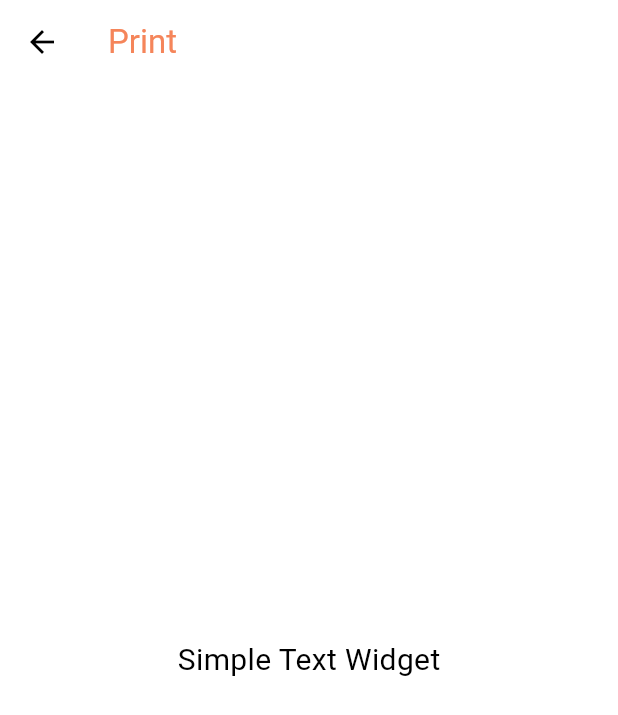
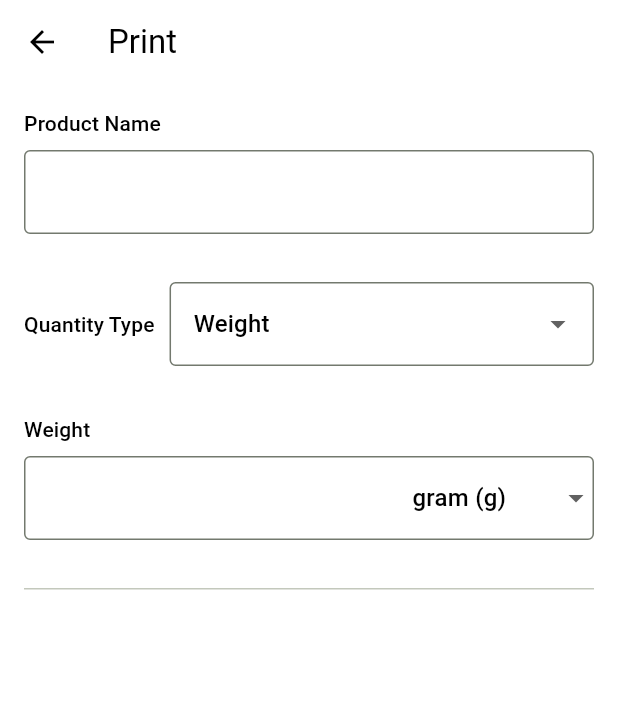
Before and after one commit to sarangnx/label_printer, a Flutter app: the screen it shows after launch, after a tap on an icon or button, on a phone screen of 412 x 824 dp. Shown: the top 715 px of the screen. Run offline on Flutter 3.47's test engine with Material 3 defaults, Android fonts, the phone set to English and light mode, and no system bars; our stand-ins replace flex_color_scheme.

Commit message:
feat: added product and quantity fields

```diff
--- a/lib/pages/print_form.dart
+++ b/lib/pages/print_form.dart
@@ -8,10 +8,22 @@ class PrintFormPage extends StatelessWidget {
 
   @override
   Widget build(BuildContext context) {
-    return Scaffold(
-      // resizeToAvoidBottomInset: true,
-      appBar: AppBar(title: Text('Print', style: TextStyle(color: Color(0xFFF5855A)))),
-      body: _PrintForm(key: ValueKey(company.name), company: company),
+    return GestureDetector(
+      onTap: () {
+        FocusScopeNode currentFocus = FocusScope.of(context);
+        debugPrint('touched');
+        // This is used to dismiss the keyboard when tapping outside of a text field
+        if (!currentFocus.hasPrimaryFocus) {
+          currentFocus.unfocus();
+        }
+      },
+      child: Scaffold(
+        // resizeToAvoidBottomInset: true,
+        appBar: AppBar(title: Text('Print')),
+        body: SafeArea(
+          child: Column(children: [Expanded(child: _PrintForm(key: ValueKey(company.name), company: company))]),
+        ),
+      ),
     );
   }
 }
@@ -26,8 +38,129 @@ class _PrintForm extends StatefulWidget {
 }
 
 class PrinterForm extends State<_PrintForm> {
+  final _formKey = GlobalKey<FormState>();
+
+  String _quantityType = 'Weight';
+  String? _selectedUnit = 'g';
+
+  final TextEditingController _productName = TextEditingController();
+  final TextEditingController _quantity = TextEditingController();
+
+  final FocusNode _productNameFocus = FocusNode();
+  final FocusNode _quantityFocus = FocusNode();
+
   @override
   Widget build(BuildContext context) {
-    return Center(child: Text('Simple Text Widget', style: TextStyle(fontSize: 20, color: Colors.black)));
+    return Form(
+      autovalidateMode: AutovalidateMode.onUserInteraction,
+      key: _formKey,
+      child: SingleChildScrollView(
+        child: Column(
+          children: [
+            // Product Name
+            Padding(
+              padding: const EdgeInsets.all(16.0),
+              child: Column(
+                crossAxisAlignment: CrossAxisAlignment.start,
+                spacing: 8,
+                children: [
+                  Text('Product Name', style: Theme.of(context).textTheme.labelLarge),
+                  TextFormField(
+                    focusNode: _productNameFocus,
+                    onChanged: (value) => setState(() {}),
+                    decoration: InputDecoration(
+                      suffixIcon:
+                          _productNameFocus.hasFocus && _productName.text.isNotEmpty
+                              ? IconButton(
+                                icon: Icon(Icons.clear),
+                                onPressed: () {
+                                  _productName.clear();
+                                },
+                              )
+                              : null,
+                    ),
+                    controller: _productName,
+                  ),
+                ],
+              ),
+            ),
+
+            Padding(
+              padding: const EdgeInsets.all(16.0),
+              child: Row(
+                spacing: 10,
+                children: [
+                  Text('Quantity Type', style: Theme.of(context).textTheme.labelLarge),
+                  Expanded(
+                    child: DropdownButtonFormField<String>(
+                      value: _quantityType,
+                      items: [
+                        DropdownMenuItem<String>(value: 'Weight', child: Text('Weight')),
+                        DropdownMenuItem<String>(value: 'Count', child: Text('Count')),
+                        DropdownMenuItem<String>(value: 'None', child: Text('None')),
+                      ],
+                      onChanged: (val) {
+                        setState(() {
+                          _quantityType = val as String;
+                          if (val == 'None') {
+                            _quantity.clear();
+                          }
+                        });
+                      },
+                    ),
+                  ),
+                ],
+              ),
+            ),
+
+            // Quantity
+            if (_quantityType != 'None')
+              Padding(
+                padding: const EdgeInsets.all(16.0),
+                child: Column(
+                  crossAxisAlignment: CrossAxisAlignment.start,
+                  spacing: 8,
+                  children: [
+                    Text(_quantityType, style: Theme.of(context).textTheme.labelLarge),
+                    TextFormField(
+                      focusNode: _quantityFocus,
+                      onChanged: (value) => setState(() {}),
+                      decoration: InputDecoration(
+                        enabled: _quantityType != 'None',
+                        suffixIcon:
+                            _quantityType == 'Weight'
+                                ? Row(
+                                  mainAxisSize: MainAxisSize.min, // Ensures the row takes minimal space
+                                  children: [
+                                    DropdownButton<String>(
+                                      value: _selectedUnit,
+                                      isDense: true,
+                                      underline: const SizedBox(), // Removes the default underline
+                                      items: const [
+                                        DropdownMenuItem(value: 'g', child: Text('gram (g)')),
+                                        DropdownMenuItem(value: 'kg', child: Text('kilogram (kg)')),
+                                      ],
+                                      onChanged: (value) {
+                                        setState(() {
+                                          _selectedUnit = value; // Update the selected unit
+                                        });
+                                      },
+                                    ),
+                                  ],
+                                )
+                                : null,
+                      ),
+                      controller: _quantity,
+                    ),
+                  ],
+                ),
+              ),
+
+            // Horizontal Divider
+            Padding(padding: const EdgeInsets.all(16.0), child: const Divider(height: 1, thickness: 1)),
+          ],
+        ),
+      ),
+    );
   }
 }
--- a/lib/theme/app_theme.dart
+++ b/lib/theme/app_theme.dart
@@ -14,7 +14,7 @@ abstract final class AppTheme {
       interactionEffects: true,
       tintedDisabledControls: true,
       useM2StyleDividerInM3: true,
-      inputDecoratorIsFilled: true,
+      inputDecoratorIsFilled: false,
       inputDecoratorBorderType: FlexInputBorderType.outline,
       alignedDropdown: true,
       navigationRailUseIndicator: true,
@@ -41,7 +41,7 @@ abstract final class AppTheme {
       tintedDisabledControls: true,
       blendOnColors: true,
       useM2StyleDividerInM3: true,
-      inputDecoratorIsFilled: true,
+      inputDecoratorIsFilled: false,
       inputDecoratorBorderType: FlexInputBorderType.outline,
       alignedDropdown: true,
       navigationRailUseIndicator: true,
```
